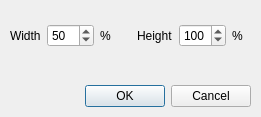
First picture: the form in src/dialogscale.ui, repository jandernascimento/imageprocessing-umanipulator, before the edit.
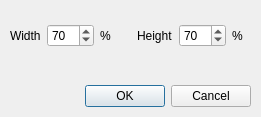
Second picture: the form after the edit.

Diff of the .ui file:
```diff
--- a/src/dialogscale.ui
+++ b/src/dialogscale.ui
@@ -57,7 +57,7 @@
          <number>200</number>
         </property>
         <property name="value">
-         <number>50</number>
+         <number>70</number>
         </property>
        </widget>
       </item>
@@ -84,7 +84,7 @@
          <number>200</number>
         </property>
         <property name="value">
-         <number>100</number>
+         <number>70</number>
         </property>
        </widget>
       </item>
```
